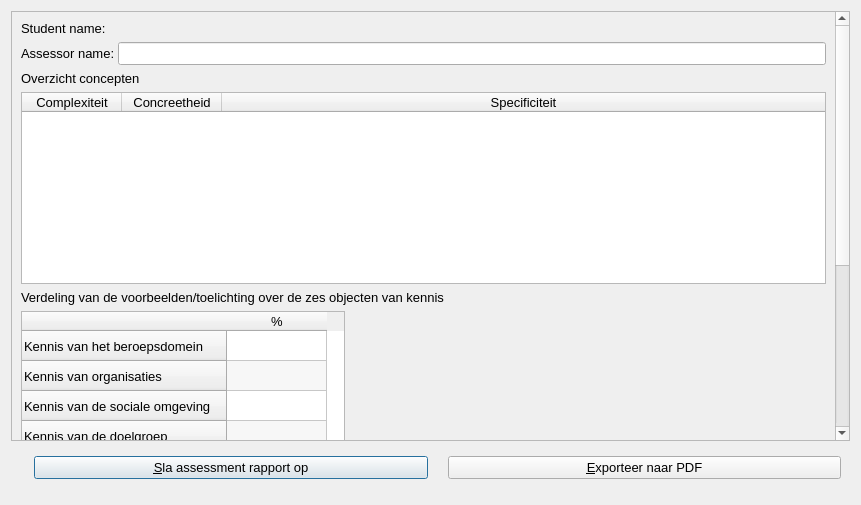
Old version of the form Projects/ProjectBrainweaver/qtpvdbratingdialog.ui in the repository richelbilderbeek/ProjectRichelBilderbeek.
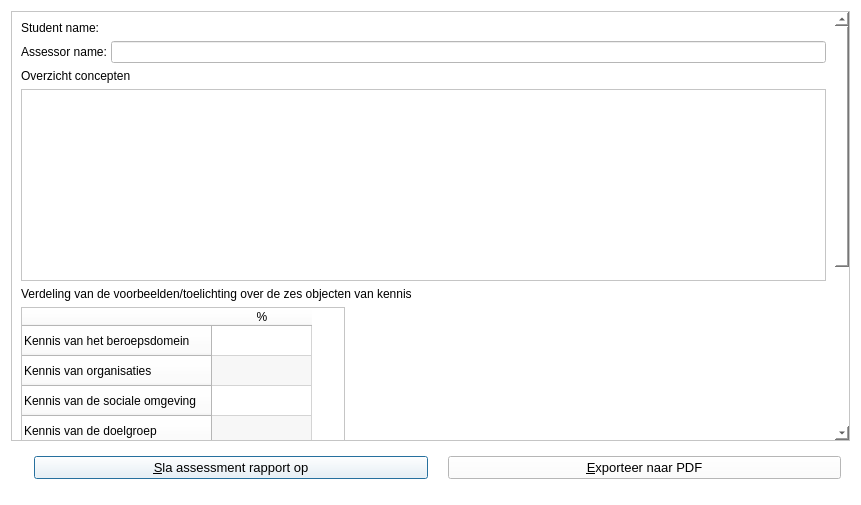
New version of the form. Icons and pictures are not drawn.

Commit message: Print preview background set to white

```diff
--- a/Projects/ProjectBrainweaver/qtpvdbratingdialog.ui
+++ b/Projects/ProjectBrainweaver/qtpvdbratingdialog.ui
@@ -22,9 +22,15 @@
    <iconset resource="Brainweaver.qrc">
     <normaloff>:/images/PicArrow14x14.png</normaloff>:/images/PicArrow14x14.png</iconset>
   </property>
+  <property name="styleSheet">
+   <string notr="true">background-color: rgb(255, 255, 255);</string>
+  </property>
   <layout class="QVBoxLayout" name="verticalLayout_2">
    <item>
     <widget class="QScrollArea" name="scrollArea">
+     <property name="styleSheet">
+      <string notr="true">background-color: rgb(255, 255, 255);</string>
+     </property>
      <property name="widgetResizable">
       <bool>true</bool>
      </property>
@@ -33,8 +39,8 @@
        <rect>
         <x>0</x>
         <y>0</y>
-        <width>827</width>
-        <height>726</height>
+        <width>826</width>
+        <height>728</height>
        </rect>
       </property>
       <layout class="QVBoxLayout" name="verticalLayout">
@@ -115,7 +121,7 @@
           <bool>true</bool>
          </property>
          <attribute name="horizontalHeaderVisible">
-          <bool>true</bool>
+          <bool>false</bool>
          </attribute>
          <attribute name="horizontalHeaderHighlightSections">
           <bool>true</bool>
@@ -228,6 +234,15 @@
           <property name="text">
            <string/>
           </property>
+          <property name="background">
+           <brush brushstyle="NoBrush">
+            <color alpha="255">
+             <red>255</red>
+             <green>255</green>
+             <blue>255</blue>
+            </color>
+           </brush>
+          </property>
          </item>
          <item row="2" column="0">
           <property name="text">
@@ -238,6 +253,15 @@
           <property name="text">
            <string/>
           </property>
+          <property name="background">
+           <brush brushstyle="NoBrush">
+            <color alpha="255">
+             <red>255</red>
+             <green>255</green>
+             <blue>255</blue>
+            </color>
+           </brush>
+          </property>
          </item>
          <item row="4" column="0">
           <property name="text">
@@ -248,6 +272,15 @@
           <property name="text">
            <string/>
           </property>
+          <property name="background">
+           <brush brushstyle="NoBrush">
+            <color alpha="255">
+             <red>255</red>
+             <green>255</green>
+             <blue>255</blue>
+            </color>
+           </brush>
+          </property>
          </item>
          <item row="6" column="0">
           <property name="text">
```
The commit also changes 138 other files.
